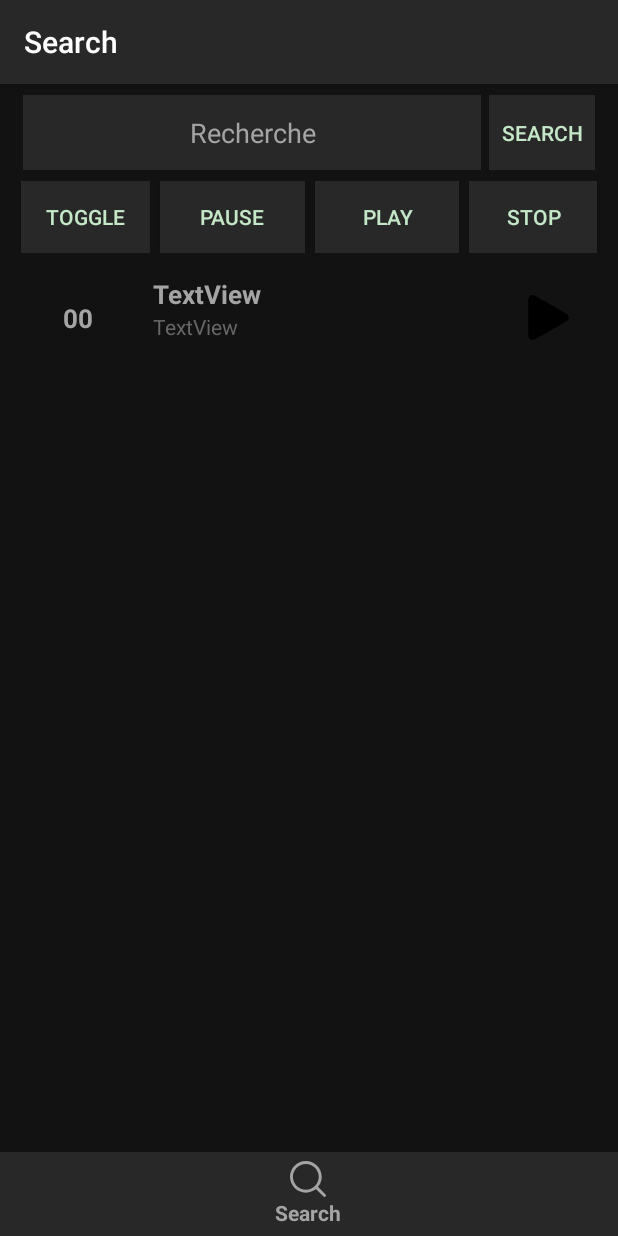
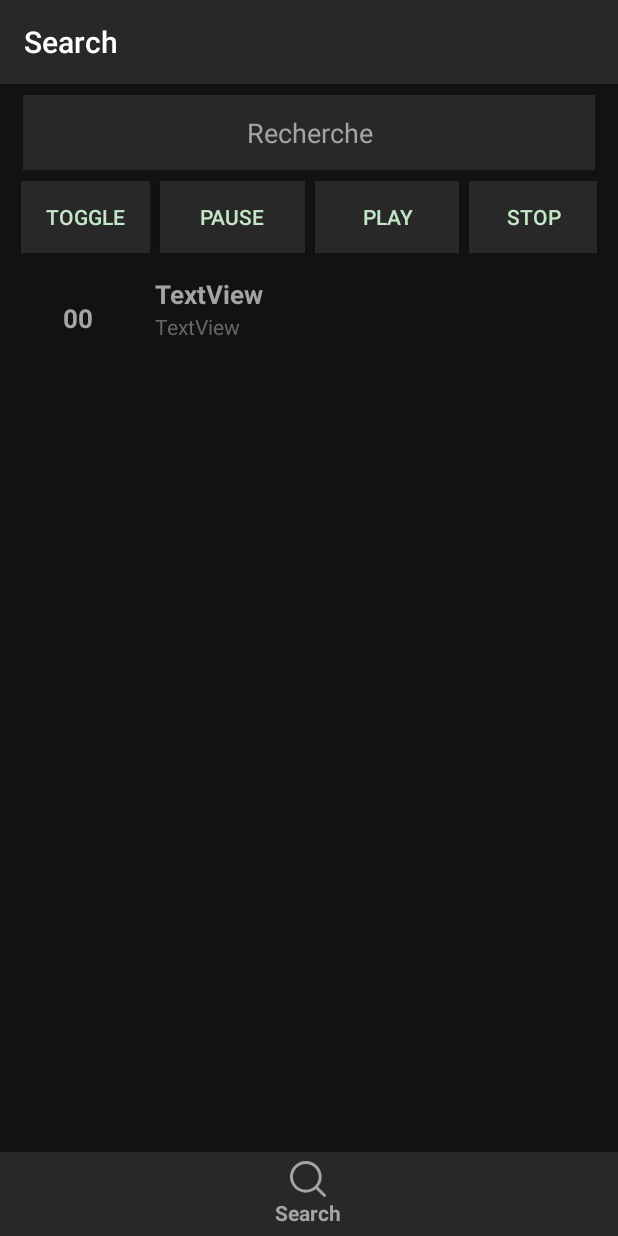
Before and after one commit to qanastek/DeepMusic, an Android app: the screen it shows after launch (MainActivity), after a tap on "PAUSE", on a phone screen of 412 x 824 dp. Run offline under Robolectric (Android 15) with nearby library versions, the phone set to English and light mode, and no system bars; our stand-ins replace navigation-ui; 6 statements that could not run were skipped.

Commit message:
Update: - Add SnackBar - Make the searchbar functional - Clean even more - Hide play button - Add conditions for the pause, play and stop to prevent side cases crashes

```diff
--- a/Application/DeepMusic/app/src/main/java/com/ceri/deepmusic/models/Toolbox.java
+++ b/Application/DeepMusic/app/src/main/java/com/ceri/deepmusic/models/Toolbox.java
@@ -1,6 +1,13 @@
 package com.ceri.deepmusic.models;
 
 public class Toolbox {
+
     final public static String PAUSE = "pause";
     final public static String STOP = "stop";
+
+    public static boolean isPlaying = false;
+    public static boolean isPaused = false;
+
+    public static int CURRENT_MUSIC_ID = 1;
+    public static String CURRENT_MUSIC;
 }
--- a/Application/DeepMusic/app/src/main/java/com/ceri/deepmusic/ui/searchbar/SearchBar.java
+++ /dev/null
@@ -1,95 +0,0 @@
-package com.ceri.deepmusic.ui.searchbar;
-
-import androidx.lifecycle.ViewModelProviders;
-
-import android.os.Bundle;
-
-import androidx.annotation.NonNull;
-import androidx.annotation.Nullable;
-import androidx.fragment.app.Fragment;
-
-import android.text.Editable;
-import android.text.TextWatcher;
-import android.util.Log;
-import android.view.LayoutInflater;
-import android.view.View;
-import android.view.ViewGroup;
-import android.widget.Button;
-import android.widget.EditText;
-
-import com.ceri.deepmusic.R;
-import com.ceri.deepmusic.models.IceServer;
-
-public class SearchBar extends Fragment {
-
-    // Get the IceServer Singleton Instance
-    private static IceServer iceServer = IceServer.getInstance();
-
-    private SearchBarViewModel mViewModel;
-
-    private EditText searchbar;
-
-    View view;
-
-    public static SearchBar newInstance() {
-        return new SearchBar();
-    }
-
-    @Override
-    public View onCreateView(@NonNull LayoutInflater inflater, @Nullable ViewGroup container,
-                             @Nullable Bundle savedInstanceState) {
-
-        mViewModel = ViewModelProviders.of(this).get(SearchBarViewModel.class);
-
-        view = inflater.inflate(R.layout.search_bar_fragment, container, false);
-
-        final Button searchBtn = view.findViewById(R.id.searchBtn);
-        searchBtn.setOnClickListener(new View.OnClickListener() {
-
-            @Override
-            public void onClick(View arg0) {
-                search();
-            }
-        });
-
-        searchbar = (EditText) view.findViewById(R.id.searchbar);
-
-        return view;
-    }
-
-    private void search() {
-
-        Log.d("SearchBar", "-------- Search ------------");
-
-        searchbar.addTextChangedListener(new TextWatcher() {
-
-            public void afterTextChanged(Editable s) {}
-
-            public void beforeTextChanged(CharSequence s, int start, int count, int after) {
-            }
-
-            public void onTextChanged(CharSequence s, int start, int before, int count) {
-                String content = searchbar.getText().toString();
-//                YourLibraryFragment frag = ((YourLibraryFragment) this.getParentFragment());
-//                frag.
-//                MyMusicsRecyclerViewAdapter.filter(content);
-            }
-        });
-
-//        Log.d("SearchBar", content);
-//
-//        Server.Music[] items = SearchBar.iceServer.getHello().searchBar(content);
-//
-//        for (Server.Music m : items) {
-//            Log.d("SearchBar", m.titre);
-//        }
-    }
-
-    @Override
-    public void onActivityCreated(@Nullable Bundle savedInstanceState) {
-        super.onActivityCreated(savedInstanceState);
-        mViewModel = ViewModelProviders.of(this).get(SearchBarViewModel.class);
-        // TODO: Use the ViewModel
-    }
-
-}
--- a/Application/DeepMusic/app/src/main/java/com/ceri/deepmusic/ui/searchbar/SearchBarViewModel.java
+++ /dev/null
@@ -1,19 +0,0 @@
-package com.ceri.deepmusic.ui.searchbar;
-
-import androidx.lifecycle.LiveData;
-import androidx.lifecycle.MutableLiveData;
-import androidx.lifecycle.ViewModel;
-
-public class SearchBarViewModel extends ViewModel {
-
-    private MutableLiveData<String> mText;
-
-    public SearchBarViewModel() {
-        mText = new MutableLiveData<>();
-        mText.setValue("Blabla SearchBar");
-    }
-
-    public LiveData<String> getText() {
-        return mText;
-    }
-}
--- a/Application/DeepMusic/app/src/main/java/com/ceri/deepmusic/ui/yourLibrary/MyMusicsRecyclerViewAdapter.java
+++ b/Application/DeepMusic/app/src/main/java/com/ceri/deepmusic/ui/yourLibrary/MyMusicsRecyclerViewAdapter.java
@@ -9,7 +9,9 @@ import android.view.ViewGroup;
 import android.widget.TextView;
 
 import com.ceri.deepmusic.R;
+import com.ceri.deepmusic.models.Toolbox;
 
+import java.util.ArrayList;
 import java.util.List;
 
 /**
@@ -18,19 +20,19 @@ import java.util.List;
  */
 public class MyMusicsRecyclerViewAdapter extends RecyclerView.Adapter<MyMusicsRecyclerViewAdapter.ViewHolder> {
 
-    public static List<Server.Music> rawValues;
-    private static List<Server.Music> mValues;
+    public List<Server.Music> rawValues;
+    public List<Server.Music> mValues;
 
     public MyMusicsRecyclerViewAdapter(List<Server.Music> items) {
-        rawValues = items;
-        mValues = items;
+        rawValues = new ArrayList<Server.Music>(items);
+        mValues = new ArrayList<Server.Music>(items);
     }
 
     public void filter(String text) {
 
         mValues.clear();
 
-        if(text.isEmpty()) {
+        if(text == null || text.isEmpty()) {
             mValues.addAll(rawValues);
         } else{
 
@@ -52,14 +54,35 @@ public class MyMusicsRecyclerViewAdapter extends RecyclerView.Adapter<MyMusicsRe
 
         View view = LayoutInflater.from(parent.getContext()).inflate(R.layout.fragment_musics, parent, false);
 
+        final ViewHolder result = new ViewHolder(view);
+
         view.setOnClickListener(new View.OnClickListener() {
             @Override
             public void onClick(View view) {
+
                 Log.d("-------------","Clicked");
+
+                Server.Music item = mValues.get(result.getAdapterPosition());
+
+                // Check if the same
+                if (item.identifier != Toolbox.CURRENT_MUSIC_ID) {
+
+                    // Check if is already ON
+                    if (Toolbox.isPlaying || Toolbox.isPaused) {
+
+                        // Stop the old one
+                        YourLibraryFragment.toggleStop();
+                    }
+                }
+
+                Toolbox.CURRENT_MUSIC_ID = item.identifier;
+                YourLibraryFragment.togglePlay();
+
+                Log.d("-------------",Toolbox.CURRENT_MUSIC.toString());
             }
         });
 
-        return new ViewHolder(view);
+        return result;
     }
 
     @Override
--- a/Application/DeepMusic/app/src/main/java/com/ceri/deepmusic/ui/yourLibrary/YourLibraryFragment.java
+++ b/Application/DeepMusic/app/src/main/java/com/ceri/deepmusic/ui/yourLibrary/YourLibraryFragment.java
@@ -9,11 +9,14 @@ import android.media.MediaPlayer;
 import android.os.Build;
 import android.os.Bundle;
 import android.speech.RecognizerIntent;
+import android.text.Editable;
+import android.text.TextWatcher;
 import android.util.Log;
 import android.view.LayoutInflater;
 import android.view.View;
 import android.view.ViewGroup;
 import android.widget.Button;
+import android.widget.EditText;
 import android.widget.Toast;
 
 import androidx.annotation.NonNull;
@@ -27,30 +30,26 @@ import com.ceri.deepmusic.R;
 import com.ceri.deepmusic.models.IceServer;
 import com.ceri.deepmusic.models.Toolbox;
 import com.ceri.deepmusic.ui.yourLibrary.dummy.DummyContent;
+import com.google.android.material.snackbar.Snackbar;
 
 import java.util.ArrayList;
 import java.util.Locale;
 
 public class YourLibraryFragment extends Fragment {
 
-    private YourLibraryViewModel yourLibraryViewModel;
-
     // IceServer Singleton Instance
     private static IceServer iceServer;
 
     private Context mContext;
 
-    private boolean isPlaying = false;
-    private boolean isPaused = false;
-
-    private MediaPlayer mp;
-
-    private String currentMusic = null;
+    private static MediaPlayer mp;
 
     private static final String ARG_COLUMN_COUNT = "column-count";
     private int mColumnCount = 1;
 
-    RecyclerView recyclerView;
+    static RecyclerView recyclerView;
+
+    EditText searchbar;
 
     public YourLibraryFragment() {
     }
@@ -71,8 +70,6 @@ public class YourLibraryFragment extends Fragment {
     }
 
     public View onCreateView(@NonNull LayoutInflater inflater, ViewGroup container, Bundle savedInstanceState) {
-
-        yourLibraryViewModel = ViewModelProviders.of(this).get(YourLibraryViewModel.class);
 
         View view = inflater.inflate(R.layout.fragment_library, container, false);
 
@@ -123,20 +120,55 @@ public class YourLibraryFragment extends Fragment {
             }
         });
 
+//        final Button searchBtn = view.findViewById(R.id.searchBtn);
+//        searchBtn.setOnClickListener(new View.OnClickListener() {
+//
+//            @Override
+//            public void onClick(View arg0) {
+//                search();
+//            }
+//        });
+
+        searchbar = (EditText) view.findViewById(R.id.searchbar);
+
+        searchbar.addTextChangedListener(new TextWatcher() {
+
+            public void afterTextChanged(Editable s) {}
+
+            public void beforeTextChanged(CharSequence s, int start, int count, int after) {
+            }
+
+            public void onTextChanged(CharSequence s, int start, int before, int count) {
+                String content = searchbar.getText().toString();
+                Log.d("Zeroc-Ice",content);
+
+                MyMusicsRecyclerViewAdapter adapter = (MyMusicsRecyclerViewAdapter) recyclerView.getAdapter();
+
+                Log.d("adapter rawValues", String.valueOf(adapter.rawValues.size()));
+                Log.d("adapter mValues", String.valueOf(adapter.mValues.size()));
+
+                adapter.filter(content);
+
+//                YourLibraryFragment frag = ((YourLibraryFragment) this.getParentFragment());
+//                frag.
+//                MyMusicsRecyclerViewAdapter.filter(content);
+            }
+        });
+
         // Get the IceServer Singleton Instance
         iceServer = IceServer.getInstance();
 
         return view;
     }
 
-    private void togglePlay() {
+    public static void togglePlay() {
 
         Log.d("Zeroc-Ice","Toggle");
 
-        String url = iceServer.getHello().start(1);
+        String url = iceServer.getHello().start(Toolbox.CURRENT_MUSIC_ID);
         Log.d("Zeroc-Ice", url);
 
-        if(!isPlaying) {
+        if(!Toolbox.isPlaying) {
             Log.d("Zeroc-Ice", "isPlaying");
             start(url);
         }
@@ -146,17 +178,23 @@ public class YourLibraryFragment extends Fragment {
         }
     }
 
-    private void start(String url) {
+    private static void start(String url) {
 
-        this.currentMusic = url;
-        Log.d("Zeroc-Ice", this.currentMusic);
+        Toolbox.CURRENT_MUSIC = url;
+        Log.d("Zeroc-Ice", Toolbox.CURRENT_MUSIC);
 
-        isPlaying = true;
-        isPaused = false;
+        Toolbox.isPlaying = true;
+        Toolbox.isPaused = false;
 
         mp = new MediaPlayer();
 
         try {
+
+            Snackbar.make(
+                recyclerView,
+                "Start Audio",
+                Snackbar.LENGTH_LONG
+            ).show();
 
             if (Build.VERSION.SDK_INT >= Build.VERSION_CODES.LOLLIPOP) {
 
@@ -192,35 +230,50 @@ public class YourLibraryFragment extends Fragment {
         }
     }
 
-    private void togglePause() {
+    private static void togglePause() {
 
         Log.d("Zeroc-Ice","togglePause");
 
         // Pause
-        if (isPlaying && !isPaused) {
+        if (Toolbox.isPlaying && !Toolbox.isPaused) {
+
             Log.d("Zeroc-Ice","togglePause isPlaying");
+
             mp.pause();
-            isPaused = true;
+
+            Toolbox.isPaused = true;
+
+            Snackbar.make(
+                recyclerView,
+                "Pause Audio",
+                Snackbar.LENGTH_LONG
+            ).show();
         }
-        else if (isPaused) {
+        else if (Toolbox.isPaused) {
             Log.d("Zeroc-Ice","togglePause isPaused");
             mp.start();
-            isPaused = false;
+            Toolbox.isPaused = false;
         }
     }
 
-    private void toggleStop() {
+    public static void toggleStop() {
 
         Log.d("Zeroc-Ice","inside toggleStop");
 
         // Stop the audio stream
-        if (isPlaying || isPaused) {
+        if (Toolbox.isPlaying || Toolbox.isPaused) {
 
             mp.stop();
             mp.release();
 
-            isPlaying = false;
-            isPaused = false;
+            Toolbox.isPlaying = false;
+            Toolbox.isPaused = false;
+
+            Snackbar.make(
+                recyclerView,
+                "Audio Stopped",
+                Snackbar.LENGTH_LONG
+            ).show();
         }
     }
 
@@ -248,6 +301,19 @@ public class YourLibraryFragment extends Fragment {
             ).show();
         }
     }
+
+//    private void search() {
+//
+//        Log.d("SearchBar", "-------- Search ------------");
+//
+////        Log.d("SearchBar", content);
+////
+////        Server.Music[] items = SearchBar.iceServer.getHello().searchBar(content);
+////
+////        for (Server.Music m : items) {
+////            Log.d("SearchBar", m.titre);
+////        }
+//    }
 
     /**
      * Callback for speech recognition activity
@@ -295,4 +361,5 @@ public class YourLibraryFragment extends Fragment {
             }
         }
     }
+
 }
--- a/Application/DeepMusic/app/src/main/java/com/ceri/deepmusic/ui/yourLibrary/YourLibraryViewModel.java
+++ /dev/null
@@ -1,19 +0,0 @@
-package com.ceri.deepmusic.ui.yourLibrary;
-
-import androidx.lifecycle.LiveData;
-import androidx.lifecycle.MutableLiveData;
-import androidx.lifecycle.ViewModel;
-
-public class YourLibraryViewModel extends ViewModel {
-
-    private MutableLiveData<String> mText;
-
-    public YourLibraryViewModel() {
-        mText = new MutableLiveData<>();
-        mText.setValue("Your Library fragment");
-    }
-
-    public LiveData<String> getText() {
-        return mText;
-    }
-}
--- a/Application/DeepMusic/app/src/main/res/drawable/button_favorite.xml
+++ b/Application/DeepMusic/app/src/main/res/drawable/button_favorite.xml
@@ -2,6 +2,6 @@
 <selector xmlns:android="http://schemas.android.com/apk/res/android">
     <item android:drawable = "@drawable/ic_pause"
         android:state_checked="true"/>
-    <item android:drawable="@drawable/ic_play_button_arrowhead"
+    <item android:drawable="@drawable/ic_play_button"
         android:state_checked="false"/>
 </selector>
--- a/Application/DeepMusic/app/src/main/res/drawable/ic_pause.xml
+++ b/Application/DeepMusic/app/src/main/res/drawable/ic_pause.xml
@@ -1,12 +1,12 @@
 <vector xmlns:android="http://schemas.android.com/apk/res/android"
-    android:width="47.607dp"
-    android:height="47.607dp"
-    android:viewportWidth="47.607"
-    android:viewportHeight="47.607">
+    android:width="512dp"
+    android:height="512dp"
+    android:viewportWidth="512"
+    android:viewportHeight="512">
   <path
       android:fillColor="#FF000000"
-      android:pathData="M17.991,40.976c0,3.662 -2.969,6.631 -6.631,6.631l0,0c-3.662,0 -6.631,-2.969 -6.631,-6.631V6.631C4.729,2.969 7.698,0 11.36,0l0,0c3.662,0 6.631,2.969 6.631,6.631V40.976z"/>
+      android:pathData="M181.333,0H74.667c-17.643,0 -32,14.357 -32,32v448c0,17.643 14.357,32 32,32h106.667c17.643,0 32,-14.357 32,-32V32C213.333,14.357 198.976,0 181.333,0zM192,480c0,5.867 -4.779,10.667 -10.667,10.667H74.667C68.779,490.667 64,485.867 64,480V32c0,-5.867 4.779,-10.667 10.667,-10.667h106.667c5.888,0 10.667,4.8 10.667,10.667V480z"/>
   <path
       android:fillColor="#FF000000"
-      android:pathData="M42.877,40.976c0,3.662 -2.969,6.631 -6.631,6.631l0,0c-3.662,0 -6.631,-2.969 -6.631,-6.631V6.631C29.616,2.969 32.585,0 36.246,0l0,0c3.662,0 6.631,2.969 6.631,6.631V40.976z"/>
+      android:pathData="M437.333,0H330.667c-17.643,0 -32,14.357 -32,32v448c0,17.643 14.357,32 32,32h106.667c17.643,0 32,-14.357 32,-32V32C469.333,14.357 454.976,0 437.333,0zM448,480c0,5.867 -4.779,10.667 -10.667,10.667H330.667c-5.888,0 -10.667,-4.8 -10.667,-10.667V32c0,-5.867 4.779,-10.667 10.667,-10.667h106.667c5.888,0 10.667,4.8 10.667,10.667V480z"/>
 </vector>
--- /dev/null
+++ b/Application/DeepMusic/app/src/main/res/drawable/ic_play_button.xml
@@ -0,0 +1,9 @@
+<vector xmlns:android="http://schemas.android.com/apk/res/android"
+    android:width="30.065dp"
+    android:height="30.065dp"
+    android:viewportWidth="30.065"
+    android:viewportHeight="30.065">
+  <path
+      android:pathData="M26.511,12.004L6.233,0.463c-2.151,-1.228 -4.344,0.115 -4.344,2.53v24.093c0,2.046 1.332,2.979 2.57,2.979c0.583,0 1.177,-0.184 1.767,-0.543l20.369,-12.468c1.024,-0.629 1.599,-1.56 1.581,-2.555C28.159,13.503 27.553,12.593 26.511,12.004zM25.23,14.827L4.862,27.292c-0.137,0.084 -0.245,0.126 -0.319,0.147c-0.02,-0.074 -0.04,-0.188 -0.04,-0.353V2.994c0,-0.248 0.045,-0.373 0.045,-0.404c0.08,0.005 0.22,0.046 0.396,0.146l20.275,11.541c0.25,0.143 0.324,0.267 0.348,0.24C25.554,14.551 25.469,14.678 25.23,14.827z"
+      android:fillColor="#010002"/>
+</vector>
--- a/Application/DeepMusic/app/src/main/res/layout/fragment_library.xml
+++ b/Application/DeepMusic/app/src/main/res/layout/fragment_library.xml
@@ -2,21 +2,52 @@
 <LinearLayout xmlns:android="http://schemas.android.com/apk/res/android"
     xmlns:app="http://schemas.android.com/apk/res-auto"
     xmlns:tools="http://schemas.android.com/tools"
+    android:id="@+id/library"
     android:layout_width="match_parent"
     android:layout_height="match_parent"
     android:orientation="vertical"
     tools:context=".ui.bookmarks.BookmarksFragment">
 
-    <fragment
+    <LinearLayout
         android:id="@+id/search"
-        android:name="com.ceri.deepmusic.ui.searchbar.SearchBar"
         android:layout_width="match_parent"
-        android:layout_height="wrap_content"
+        android:layout_height="50dp"
         android:layout_marginTop="7.5dp"
         android:layout_marginLeft="15dp"
         android:layout_marginRight="15dp"
         android:layout_marginBottom="7.5dp"
-        tools:layout="@layout/search_bar_fragment" />
+        android:layout_gravity="center"
+        android:orientation="horizontal">
+
+        <EditText
+            android:id="@+id/searchbar"
+            android:layout_width="match_parent"
+            android:layout_height="match_parent"
+            android:layout_weight="1"
+            android:background="@drawable/rounded_edittext"
+            android:backgroundTint="@color/createPlaylist"
+            android:ems="10"
+            android:hint="Recherche"
+            android:inputType="textPersonName"
+            android:padding="10dip"
+            android:textAlignment="center"
+            android:textColor="@color/likedSondGradientBottom"
+            android:textColorHint="@color/navText"
+            tools:text="Recherche" />
+
+<!--        <Button-->
+<!--            android:id="@+id/searchBtn"-->
+<!--            android:layout_width="match_parent"-->
+<!--            android:layout_height="match_parent"-->
+<!--            android:layout_marginStart="5dp"-->
+<!--            android:layout_weight="4"-->
+<!--            android:background="@drawable/rounded_edittext"-->
+<!--            android:backgroundTint="@color/createPlaylist"-->
+<!--            android:text="Search"-->
+<!--            android:textColor="@color/likedSondGradientBottom"-->
+<!--            android:textColorHint="@color/navText" />-->
+
+    </LinearLayout>
 
     <LinearLayout
         android:layout_width="match_parent"
--- a/Application/DeepMusic/app/src/main/res/layout/fragment_musics.xml
+++ b/Application/DeepMusic/app/src/main/res/layout/fragment_musics.xml
@@ -49,19 +49,28 @@
         android:orientation="vertical"
         android:textAlignment="center">
 
-        <ToggleButton
-            android:id="@+id/button_favorite"
-            android:layout_width="30dp"
-            android:layout_height="30dp"
-            android:layout_gravity="fill"
-            android:layout_marginEnd="5dp"
-            android:layout_weight="0"
-            android:background="@drawable/button_favorite"
-            android:checked="false"
-            android:text=""
-            android:textAlignment="center"
-            android:textOff=""
-            android:textOn="" />
+<!--        <ToggleButton-->
+<!--            android:id="@+id/button_favorite"-->
+<!--            android:layout_width="25dp"-->
+<!--            android:layout_height="25dp"-->
+<!--            android:layout_gravity="fill"-->
+<!--            android:layout_marginEnd="5dp"-->
+<!--            android:layout_weight="0"-->
+<!--            android:background="@drawable/button_favorite"-->
+<!--            android:backgroundTint="#A4A4A4"-->
+<!--            android:checked="false"-->
+<!--            android:outlineAmbientShadowColor="#FFFFFF"-->
+<!--            android:outlineSpotShadowColor="#FFFFFF"-->
+<!--            android:shadowColor="#FFFFFF"-->
+<!--            android:text=""-->
+<!--            android:textAlignment="center"-->
+<!--            android:textColor="#A4A4A4"-->
+<!--            android:textColorHighlight="#FFFFFF"-->
+<!--            android:textColorHint="#FFFFFF"-->
+<!--            android:textColorLink="#FFFFFF"-->
+<!--            android:textOff=""-->
+<!--            android:textOn="" />-->
+
     </LinearLayout>
 
     <!--    <ImageButton-->
--- a/Application/DeepMusic/app/src/main/res/layout/search_bar_fragment.xml
+++ /dev/null
@@ -1,59 +0,0 @@
-<?xml version="1.0" encoding="utf-8"?>
-<LinearLayout xmlns:android="http://schemas.android.com/apk/res/android"
-    xmlns:tools="http://schemas.android.com/tools"
-    android:layout_width="match_parent"
-    android:layout_height="wrap_content"
-    android:layout_margin="10dip"
-    android:orientation="vertical"
-    tools:context=".ui.searchbar.SearchBar">
-
-    <!--    <com.google.android.material.textfield.TextInputLayout-->
-    <!--        android:id="@+id/textField"-->
-    <!--        android:layout_width="match_parent"-->
-    <!--        android:layout_height="wrap_content"-->
-    <!--        android:hint="@string/your_library">-->
-
-    <!--        <com.google.android.material.textfield.TextInputEditText-->
-    <!--            android:layout_width="match_parent"-->
-    <!--            android:layout_height="wrap_content" />-->
-
-    <!--    </com.google.android.material.textfield.TextInputLayout>-->
-
-    <LinearLayout
-        android:layout_width="match_parent"
-        android:layout_height="50dp"
-        android:layout_gravity="center"
-        android:layout_weight="1"
-        android:orientation="horizontal">
-
-        <EditText
-            android:id="@+id/searchbar"
-            android:layout_width="match_parent"
-            android:layout_height="match_parent"
-            android:layout_weight="1"
-            android:background="@drawable/rounded_edittext"
-            android:backgroundTint="@color/createPlaylist"
-            android:ems="10"
-            android:hint="Recherche"
-            android:inputType="textPersonName"
-            android:padding="10dip"
-            android:textAlignment="center"
-            android:textColor="@color/likedSondGradientBottom"
-            android:textColorHint="@color/navText"
-            tools:text="Recherche" />
-
-        <Button
-            android:id="@+id/searchBtn"
-            android:layout_width="match_parent"
-            android:layout_height="match_parent"
-            android:layout_marginStart="5dp"
-            android:layout_weight="4"
-            android:background="@drawable/rounded_edittext"
-            android:backgroundTint="@color/createPlaylist"
-            android:text="Search"
-            android:textColor="@color/likedSondGradientBottom"
-            android:textColorHint="@color/navText" />
-
-    </LinearLayout>
-
-</LinearLayout>
```
Also changed, not shown: Application/DeepMusic/app/src/main/java/com/ceri/deepmusic/ui/yourLibrary/dummy/DummyContent.java (line endings or trailing spaces).
